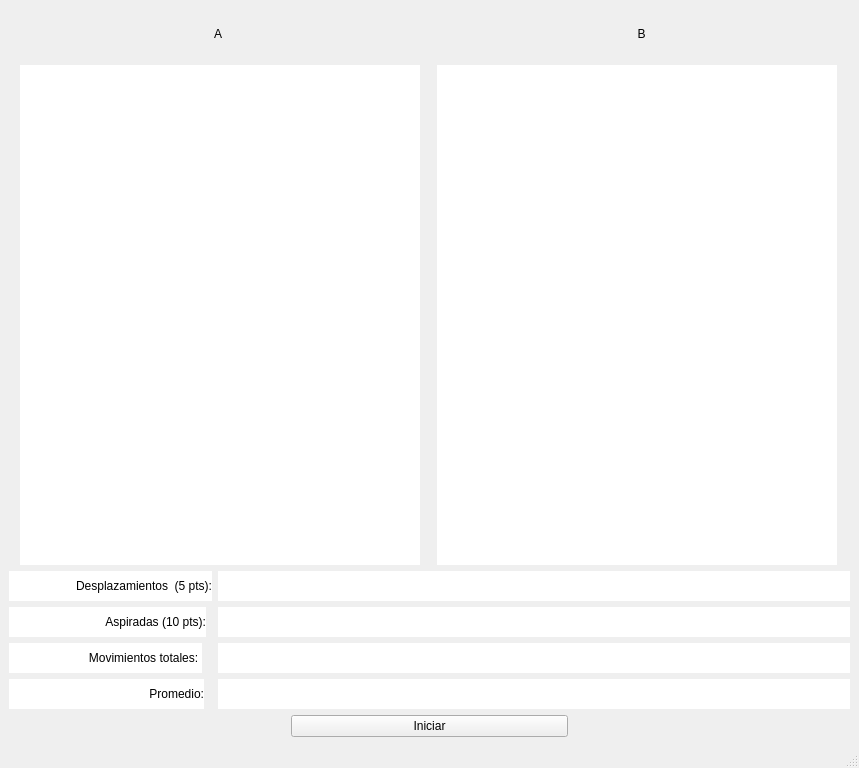
First picture: the form in main.ui, repository Miguel-Arturo-Madrigal-Escoto/Practica-1---IA, before the edit.
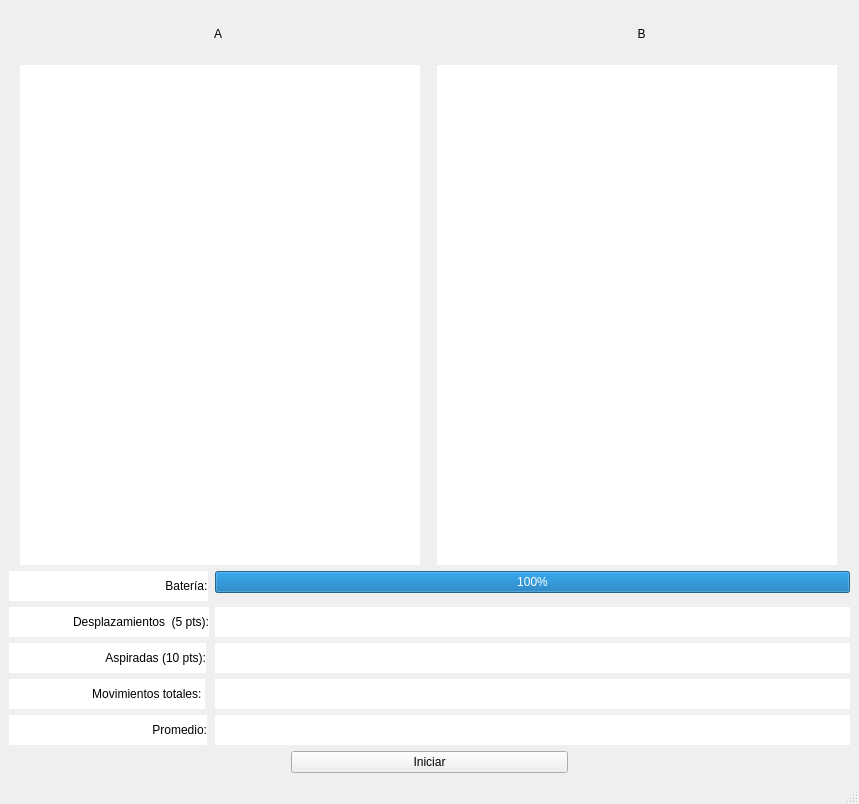
Second picture: the form after the edit.

Commit message: codigo de la bateria

Diff of the .ui file:
```diff
--- a/main.ui
+++ b/main.ui
@@ -7,7 +7,7 @@
     <x>0</x>
     <y>0</y>
     <width>859</width>
-    <height>755</height>
+    <height>794</height>
    </rect>
   </property>
   <property name="windowTitle">
@@ -115,7 +115,7 @@
     </item>
     <item row="2" column="0" colspan="2">
      <layout class="QFormLayout" name="formLayout_4">
-      <item row="0" column="0">
+      <item row="1" column="0">
        <widget class="QLabel" name="label_5">
         <property name="minimumSize">
          <size>
@@ -127,14 +127,14 @@
          <string notr="true">background-color: rgb(255, 255, 255);</string>
         </property>
         <property name="text">
-         <string>                    Desplazamientos  (5 pts):</string>
+         <string>                   Desplazamientos  (5 pts):</string>
         </property>
         <property name="alignment">
          <set>Qt::AlignRight|Qt::AlignTrailing|Qt::AlignVCenter</set>
         </property>
        </widget>
       </item>
-      <item row="0" column="1">
+      <item row="1" column="1">
        <widget class="QLabel" name="labelDesplazamientos">
         <property name="minimumSize">
          <size>
@@ -150,7 +150,7 @@
         </property>
        </widget>
       </item>
-      <item row="1" column="0">
+      <item row="2" column="0">
        <widget class="QLabel" name="label_6">
         <property name="minimumSize">
          <size>
@@ -169,7 +169,7 @@
         </property>
        </widget>
       </item>
-      <item row="1" column="1">
+      <item row="2" column="1">
        <widget class="QLabel" name="labelAspiradas">
         <property name="minimumSize">
          <size>
@@ -185,7 +185,7 @@
         </property>
        </widget>
       </item>
-      <item row="3" column="0">
+      <item row="4" column="0">
        <widget class="QLabel" name="label_7">
         <property name="minimumSize">
          <size>
@@ -197,14 +197,14 @@
          <string notr="true">background-color: rgb(255, 255, 255);</string>
         </property>
         <property name="text">
-         <string>                                          Promedio:</string>
+         <string>                                           Promedio:</string>
         </property>
         <property name="alignment">
          <set>Qt::AlignRight|Qt::AlignTrailing|Qt::AlignVCenter</set>
         </property>
        </widget>
       </item>
-      <item row="3" column="1">
+      <item row="4" column="1">
        <widget class="QLabel" name="labelPromedio">
         <property name="minimumSize">
          <size>
@@ -220,7 +220,7 @@
         </property>
        </widget>
       </item>
-      <item row="2" column="0">
+      <item row="3" column="0">
        <widget class="QLabel" name="label_8">
         <property name="minimumSize">
          <size>
@@ -232,11 +232,11 @@
          <string notr="true">background-color: rgb(255, 255, 255);</string>
         </property>
         <property name="text">
-         <string>                        Movimientos totales: </string>
+         <string>                         Movimientos totales: </string>
         </property>
        </widget>
       </item>
-      <item row="2" column="1">
+      <item row="3" column="1">
        <widget class="QLabel" name="labelMovimientosTotales">
         <property name="styleSheet">
          <string notr="true">background-color: rgb(255, 255, 255);</string>
@@ -246,6 +246,29 @@
         </property>
        </widget>
       </item>
+      <item row="0" column="0">
+       <widget class="QLabel" name="label_9">
+        <property name="minimumSize">
+         <size>
+          <width>0</width>
+          <height>30</height>
+         </size>
+        </property>
+        <property name="styleSheet">
+         <string notr="true">background-color: rgb(255, 255, 255);</string>
+        </property>
+        <property name="text">
+         <string>                                               Batería:</string>
+        </property>
+       </widget>
+      </item>
+      <item row="0" column="1">
+       <widget class="QProgressBar" name="bateria">
+        <property name="value">
+         <number>100</number>
+        </property>
+       </widget>
+      </item>
      </layout>
     </item>
     <item row="3" column="0" colspan="2">
```
Left out of the diff: 44 changed lines with no effect on the pictures. The commit also changes 7 other files.
